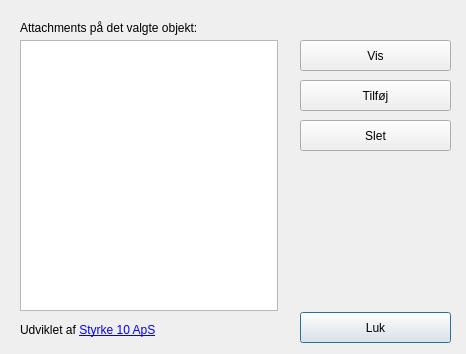
This is attachmentmanager/attachmentmanager_dialog_base.ui in styrke10/attachmentmanager as Qt 5 draws it before an edit. The edited form follows.
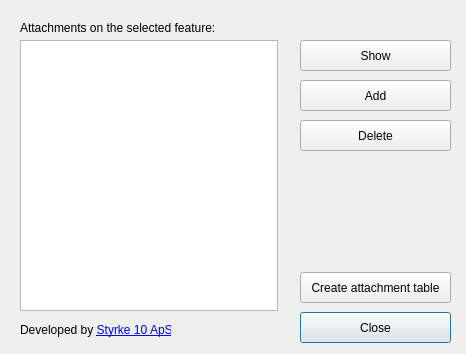
This is the edited form.

The edit to the form file:
```diff
--- a/attachmentmanager/attachmentmanager_dialog_base.ui
+++ b/attachmentmanager/attachmentmanager_dialog_base.ui
@@ -23,7 +23,7 @@
     </rect>
    </property>
    <property name="text">
-    <string>Vis</string>
+    <string>Show</string>
    </property>
   </widget>
   <widget class="QPushButton" name="btnAttachAdd">
@@ -36,7 +36,7 @@
     </rect>
    </property>
    <property name="text">
-    <string>Tilføj</string>
+    <string>Add</string>
    </property>
   </widget>
   <widget class="QPushButton" name="btnAttachDelete">
@@ -49,7 +49,7 @@
     </rect>
    </property>
    <property name="text">
-    <string>Slet</string>
+    <string>Delete</string>
    </property>
   </widget>
   <widget class="QPushButton" name="btnClose">
@@ -62,7 +62,7 @@
     </rect>
    </property>
    <property name="text">
-    <string>Luk</string>
+    <string>Close</string>
    </property>
    <property name="default">
     <bool>true</bool>
@@ -78,7 +78,7 @@
     </rect>
    </property>
    <property name="text">
-    <string>&lt;html&gt;&lt;head/&gt;&lt;body&gt;&lt;p&gt;Udviklet af &lt;a href=&quot;https://styrke10.dk&quot;&gt;&lt;span style=&quot; text-decoration: underline; color:#0000ff;&quot;&gt;Styrke 10 ApS&lt;/span&gt;&lt;/a&gt;&lt;/p&gt;&lt;/body&gt;&lt;/html&gt;</string>
+    <string>&lt;html&gt;&lt;head/&gt;&lt;body&gt;&lt;p&gt;Developed by &lt;a href=&quot;https://styrke10.dk&quot;&gt;&lt;span style=&quot; text-decoration: underline; color:#0000ff;&quot;&gt;Styrke 10 ApS&lt;/span&gt;&lt;/a&gt;&lt;/p&gt;&lt;/body&gt;&lt;/html&gt;</string>
    </property>
    <property name="openExternalLinks">
     <bool>true</bool>
@@ -109,7 +109,20 @@
     </rect>
    </property>
    <property name="text">
-    <string>Attachments på det valgte objekt:</string>
+    <string>Attachments on the selected feature:</string>
+   </property>
+  </widget>
+  <widget class="QPushButton" name="btnSetupAttachments">
+   <property name="geometry">
+    <rect>
+     <x>300</x>
+     <y>272</y>
+     <width>151</width>
+     <height>31</height>
+    </rect>
+   </property>
+   <property name="text">
+    <string>Create attachment table</string>
    </property>
   </widget>
  </widget>
```
Left out of the diff: 8 changed lines with no effect on the pictures.
